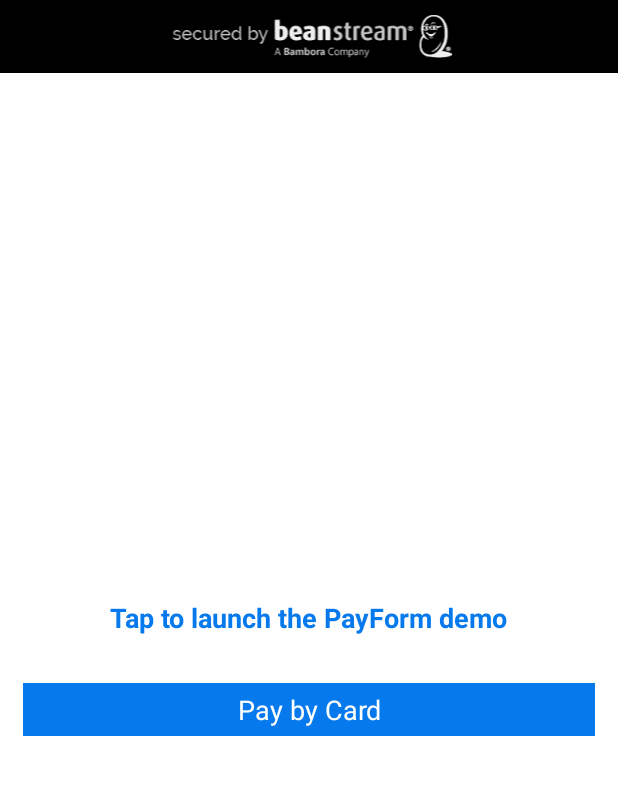
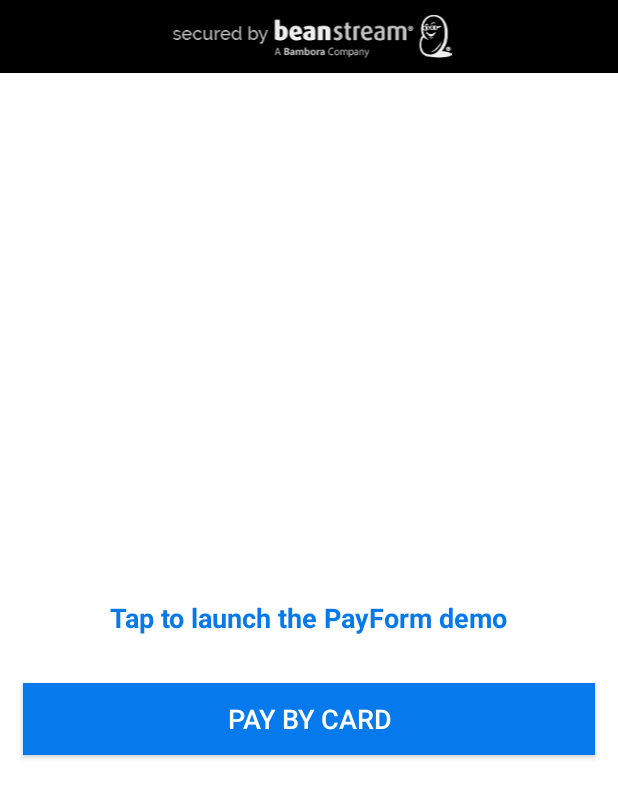
Before and after one commit to bambora/na-android-checkout, an Android app: the screen it shows after launch (DemoActivity), on a phone screen of 412 x 824 dp. Shown: the top 798 px of the screen. Run offline under Robolectric (Android 15) with nearby library versions, the phone set to English and light mode, and no system bars.

Commit message:
MDA-645 Switch to material theme

```diff
--- a/demo/src/main/java/com/beanstream/demo/activities/DemoActivity.java
+++ b/demo/src/main/java/com/beanstream/demo/activities/DemoActivity.java
@@ -69,8 +69,8 @@ public class DemoActivity extends Activity implements View.OnClickListener {
         settings.setColor("#aa0000"); // default: "#067aed"
 //        settings.setFontStyle(false); // default: true TODO
 //        settings.setImage(false); // default: true TODO
-        settings.setBillingAddressRequired(false); // default: true
-        settings.setShippingAddressRequired(false); // default: true
+//        settings.setBillingAddressRequired(false); // default: true
+//        settings.setShippingAddressRequired(false); // default: true
         settings.setTokenRequestTimeoutInSeconds(7); // default: 6
 
         return settings;
--- a/payform/src/main/res/values/styles.xml
+++ b/payform/src/main/res/values/styles.xml
@@ -4,17 +4,12 @@
   ~ Created by dlight on 2016-08-04.
   -->
 <resources>
-
-    <style name="Theme.PayForm" parent="@android:style/Theme.NoTitleBar">
-        <item name="android:windowBackground">@color/bicBackground</item>
-        <item name="android:colorBackground">@color/bicBackground</item>
-    </style>
-
     <style name="PrimaryButton" parent="@android:style/TextAppearance.Medium">
         <item name="android:layout_width">match_parent</item>
         <item name="android:layout_height">wrap_content</item>
         <item name="android:layout_margin">@dimen/button_margin</item>
         <item name="android:padding">@dimen/button_padding</item>
+        <item name="android:textColor">@color/bicButtonText</item>
     </style>
 
     <style name="BICSecure">
--- /dev/null
+++ b/payform/src/main/res/values/themes.xml
@@ -0,0 +1,11 @@
+<!--
+  ~ Copyright (c) 2016 Beanstream Internet Commerce, Inc. All rights reserved.
+  -->
+<resources>
+    <style name="Theme.PayForm" parent="Theme.AppCompat.Light.NoActionBar">
+        <item name="colorPrimary">@color/bicPrimary</item>
+        <item name="colorAccent">@color/bicSecondary</item>
+        <item name="android:windowBackground">@color/bicBackground</item>
+        <item name="android:colorBackground">@color/bicBackground</item>
+    </style>
+</resources>
```
